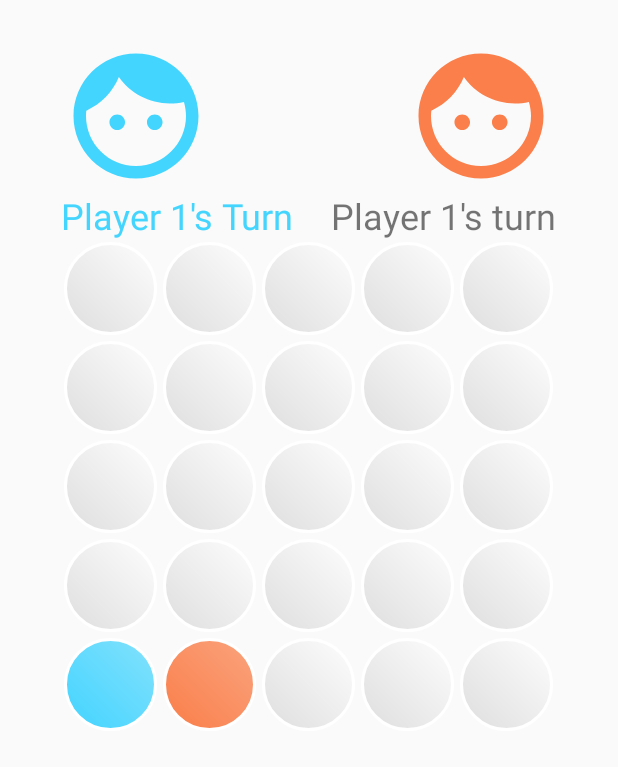
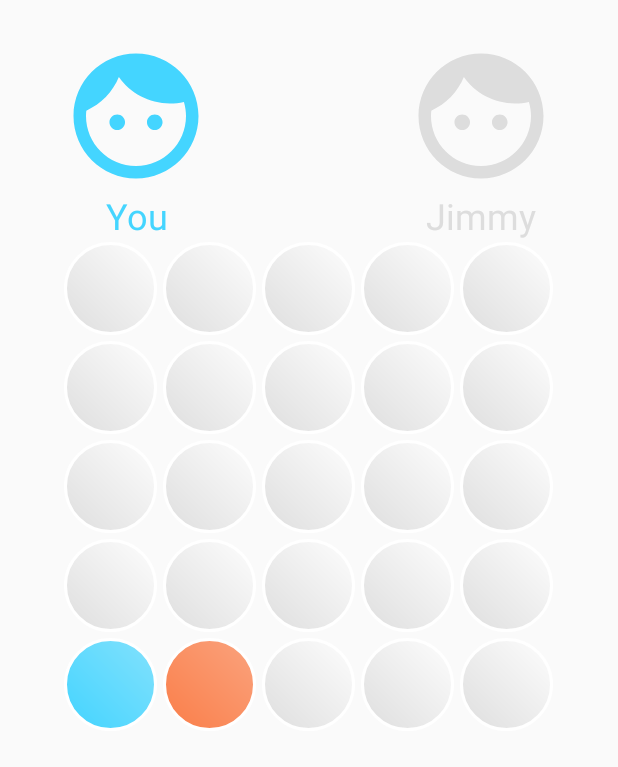
Before and after one commit to wilbur04/llama_Avoid4, an Android app: the RobotActivity screen opened directly, with no data from a screen before it, after a tap on an icon or button, on a phone screen of 412 x 824 dp. Shown: the top 767 px of the screen. Run offline under Robolectric (Android 15) with nearby library versions, the phone set to English and light mode, and no system bars.

Commit message:
2 icons and victory banner for jimmy

```diff
--- a/app/src/main/java/com/llamaniac/not4/avoid4/AI.java
+++ b/app/src/main/java/com/llamaniac/not4/avoid4/AI.java
@@ -17,7 +17,7 @@ public class AI {
      */
     public AI() {
         rand = new Random();
-        grid = RobotActivity.grid;
+        grid = RobotActivity.game;
     }
 
     /**
--- a/app/src/main/java/com/llamaniac/not4/avoid4/RobotActivity.java
+++ b/app/src/main/java/com/llamaniac/not4/avoid4/RobotActivity.java
@@ -14,10 +14,10 @@ import java.util.Map;
 public class RobotActivity extends AppCompatActivity implements View.OnClickListener{
     private Button c1a, c2a, c3a, c4a, c5a, c1b, c2b, c3b, c4b, c5b, c1c, c2c, c3c, c4c, c5c
             , c1d, c2d, c3d, c4d, c5d, c1e, c2e, c3e, c4e, c5e, restart_button;
-    private TextView player_turn_string;
+    private TextView player_turn_string, jimmy_turn_string, notify_text;
     private int currentPlayer;
     private int[][] currentBoard;
-    public static Grid grid;
+    public static Grid game;
     private AI jimmy;
     private int color_player1, color_player2;
     private HashMap<String, Button> buttons;
@@ -37,13 +37,24 @@ public class RobotActivity extends AppCompatActivity implements View.OnClickList
         p1_icon = (ImageView) findViewById(R.id.p1imageView);
         p2_icon = (ImageView) findViewById(R.id.p2imageView);
         p1_icon.setColorFilter(color_player1);
-        p1_icon.setColorFilter(getResources().getColor(R.color.disable));
+        p2_icon.setColorFilter(getResources().getColor(R.color.disable));
 
 
-        grid = new Grid();
-        jimmy = new AI();
         player_turn_string = (TextView)findViewById(R.id.player1_turn_string);
         player_turn_string.setTextColor(color_player1);
+        player_turn_string.setText("You");
+
+        notify_text = (TextView)findViewById(R.id.nofify_text);
+        notify_text.setText("");
+
+        jimmy_turn_string = (TextView)findViewById(R.id.player2_turn_string);
+        jimmy_turn_string.setTextColor(getResources().getColor(R.color.disable));
+        jimmy_turn_string.setText("Jimmy");
+
+
+        game = new Grid();
+        jimmy = new AI();
+
         buttons = new HashMap<>();
         restart_button = (Button) findViewById(R.id.restart_button);
         restart_button.setOnClickListener(this);
@@ -150,6 +161,11 @@ public class RobotActivity extends AppCompatActivity implements View.OnClickList
             Button value = entry.getValue();
             value.setClickable(false);
         }
+        player_turn_string.setTextColor(getResources().getColor(R.color.disable));
+        jimmy_turn_string.setTextColor(getResources().getColor(R.color.disable));
+        p1_icon.setColorFilter(getResources().getColor(R.color.disable));
+        p2_icon.setColorFilter(getResources().getColor(R.color.disable));
+
         findViewById(R.id.restart_button).setVisibility(View.VISIBLE);
     }
     private void setButtonsClickable(boolean state) {
@@ -276,20 +292,22 @@ public class RobotActivity extends AppCompatActivity implements View.OnClickList
     }
 
     private void updatePlayer() {
-        currentPlayer = grid.getActivePlayer();
-        if(!grid.boardIsFull()) {
-            player_turn_string.setText("Player " + currentPlayer + "'s Turn");
-            if (currentPlayer == 1) {
+        currentPlayer = game.getActivePlayer();
+        if(!game.boardIsFull()) {
+
+            if (currentPlayer == 2) {
+                jimmy_turn_string.setTextColor(color_player2);
+                p2_icon.setColorFilter(color_player2);
+                p1_icon.setColorFilter(getResources().getColor(R.color.disable));
+                player_turn_string.setTextColor(getResources().getColor(R.color.disable));
+            } else {
                 player_turn_string.setTextColor(color_player1);
                 p1_icon.setColorFilter(color_player1);
-            } else {
-                player_turn_string.setTextColor(color_player2);
-                p2_icon.setColorFilter(color_player2);
+                p2_icon.setColorFilter(getResources().getColor(R.color.disable));
+                jimmy_turn_string.setTextColor(getResources().getColor(R.color.disable));
             }
         }else{
-            player_turn_string.setText("Game Over");
-            p1_icon.setColorFilter(getResources().getColor(R.color.disable));
-            p2_icon.setColorFilter(getResources().getColor(R.color.disable));
+            notify_text.setText("Game Over");
             endGame();
         }
     }
@@ -330,20 +348,19 @@ public class RobotActivity extends AppCompatActivity implements View.OnClickList
     }
 
     private boolean updateGrid() {
-        currentBoard = grid.getBoard();
+        currentBoard = game.getBoard();
         concatNameAndSet();
-        if (grid.getPlayer1lost()) {
-            popUpMsg = "Player 2 Won";
-            player_turn_string.setText(popUpMsg);
-            player_turn_string.setTextColor(color_player2);
-            p2_icon.setColorFilter(color_player2);
+        if (game.getPlayer1lost()) {
+            popUpMsg = "Jimmy Won";
+            notify_text.setText(popUpMsg);
+            notify_text.setTextColor(color_player2);
+
             endGame();
             return true;
-        } else if (grid.getPlayer2lost()) {
-            popUpMsg = "Player 1 Won";
-            player_turn_string.setText(popUpMsg);
-            player_turn_string.setTextColor(color_player1);
-            p1_icon.setColorFilter(color_player1);
+        } else if (game.getPlayer2lost()) {
+            popUpMsg = "You Won";
+            notify_text.setText(popUpMsg);
+            notify_text.setTextColor(color_player1);
             endGame();
             return true;
         }
@@ -351,7 +368,7 @@ public class RobotActivity extends AppCompatActivity implements View.OnClickList
     }
 
     private void columnBtn(int column) {
-        if (grid.add(column) > 0) {
+        if (game.add(column) > 0) {
             updatePlayer();
             if (!updateGrid()) {
                 robotTurn();
@@ -366,8 +383,8 @@ public class RobotActivity extends AppCompatActivity implements View.OnClickList
             @Override
             public void afterDelay() {
                 jimmy.makeMove();
-                Log.d(RobotActivity.TAG, "Player 1 lost: " + grid.getPlayer1lost());
-                Log.d(RobotActivity.TAG, "Player 2 lost: " + grid.getPlayer2lost());
+                Log.d(RobotActivity.TAG, "Player 1 lost: " + game.getPlayer1lost());
+                Log.d(RobotActivity.TAG, "Player 2 lost: " + game.getPlayer2lost());
                 updatePlayer();
                 if (!updateGrid()) {
                     setButtonsClickable(true);
--- a/app/src/main/res/layout/activity_game.xml
+++ b/app/src/main/res/layout/activity_game.xml
@@ -9,24 +9,28 @@
         android:layout_width="wrap_content"
         android:layout_height="wrap_content"
         android:fontFamily="sans-serif"
-        android:text="Player 1's turn"
+        android:text="Player 1"
         android:textAlignment="center"
         android:textSize="24sp"
         android:layout_below="@+id/p1imageView"
         android:layout_alignLeft="@+id/p1imageView"
-        android:layout_alignStart="@+id/p1imageView" />
+        android:layout_alignStart="@+id/p1imageView"
+        android:layout_alignRight="@+id/p1imageView"
+        android:layout_alignEnd="@+id/p1imageView" />
 
     <TextView
         android:id="@+id/player2_turn_string"
         android:layout_width="wrap_content"
         android:layout_height="wrap_content"
         android:fontFamily="sans-serif"
-        android:text="Player 1's turn"
+        android:text="Player 2"
         android:textSize="24sp"
         android:textAlignment="center"
         android:layout_below="@+id/p2imageView"
         android:layout_alignRight="@+id/linearLayout"
-        android:layout_alignEnd="@+id/linearLayout" />
+        android:layout_alignEnd="@+id/linearLayout"
+        android:layout_alignLeft="@+id/p2imageView"
+        android:layout_alignStart="@+id/p2imageView" />
 
     <LinearLayout
         android:layout_width="wrap_content"
--- a/app/src/main/res/values/strings.xml
+++ b/app/src/main/res/values/strings.xml
@@ -1,6 +1,8 @@
 <resources>
     <string name="app_name">Avoid4</string>
     <string name="app_start">Start</string>
-    <string name="vs_jimmy">Vs Jimmy</string>
     <string name="app_play">Play</string>
+
+    <string name="one_player">One Player</string>
+    <string name="two_player">Two Player</string>
 </resources>
```
Also changed, not shown: app/src/main/java/com/llamaniac/not4/avoid4/GameActivity.java (+5 -12 lines), app/src/main/java/com/llamaniac/not4/avoid4/MainActivity.java (+4 -6 lines), app/src/main/res/layout/activity_main.xml (+17 -17 lines).
